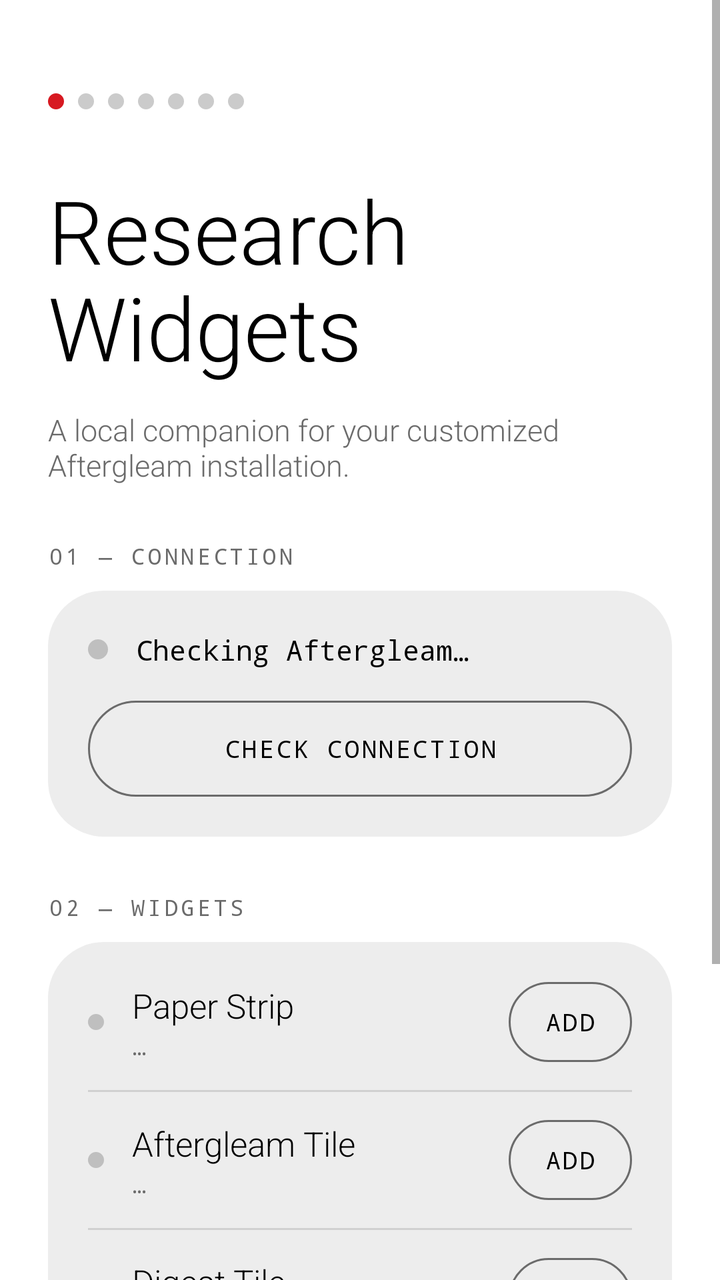
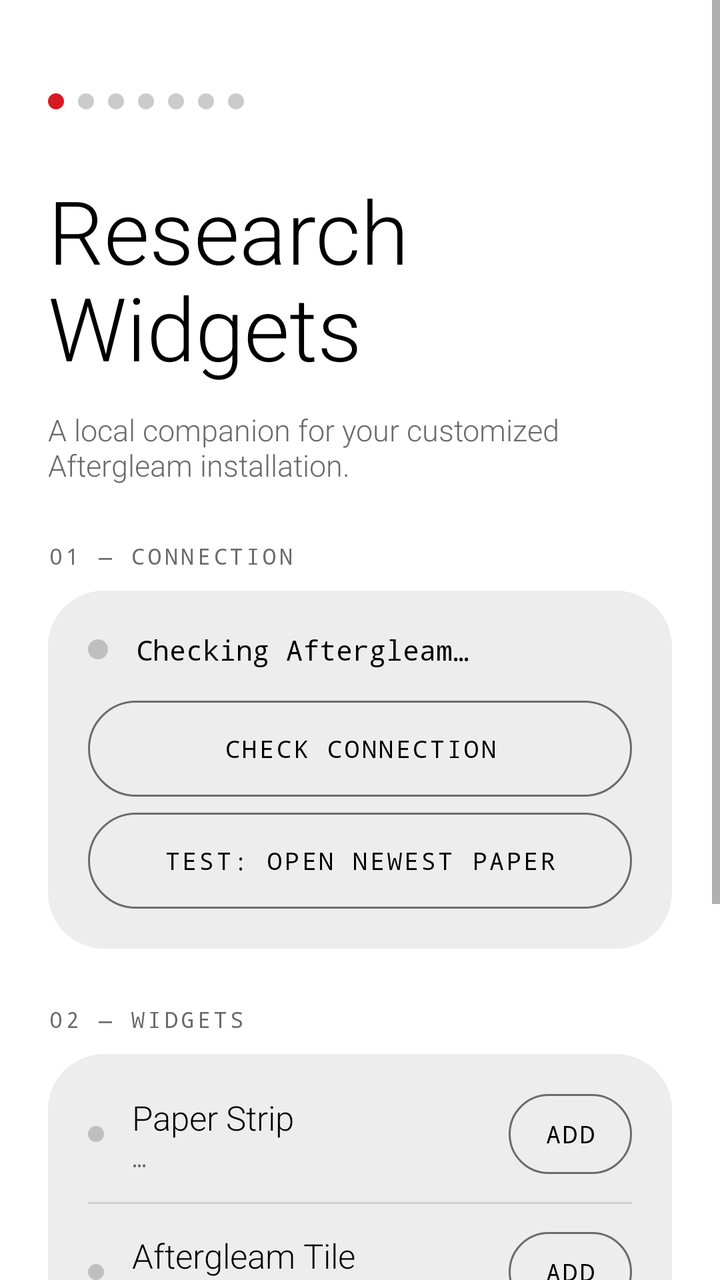

Screens rendered from an Android XML layout before and after an edit, with the pre-edit source and the edit as a unified diff.
<!-- AndroidManifest.xml: application theme Theme.ResearchWidgets -->
<!-- res/layout/activity_main.xml -->
<?xml version="1.0" encoding="utf-8"?>
<ScrollView xmlns:android="http://schemas.android.com/apk/res/android"
    android:layout_width="match_parent"
    android:layout_height="match_parent"
    android:background="@color/nothing_page"
    android:fillViewport="true">

    <LinearLayout
        android:layout_width="match_parent"
        android:layout_height="wrap_content"
        android:orientation="vertical"
        android:padding="24dp">

        <LinearLayout
            android:layout_width="match_parent"
            android:layout_height="wrap_content"
            android:layout_marginTop="20dp"
            android:gravity="center_vertical"
            android:orientation="horizontal">

            <LinearLayout
                android:layout_width="wrap_content"
                android:layout_height="wrap_content"
                android:orientation="horizontal">
                <ImageView android:layout_width="8dp" android:layout_height="8dp" android:layout_marginEnd="7dp" android:importantForAccessibility="no" android:src="@drawable/nothing_dot_red" />
                <ImageView android:layout_width="8dp" android:layout_height="8dp" android:layout_marginEnd="7dp" android:importantForAccessibility="no" android:src="@drawable/nothing_dot_off" />
                <ImageView android:layout_width="8dp" android:layout_height="8dp" android:layout_marginEnd="7dp" android:importantForAccessibility="no" android:src="@drawable/nothing_dot_off" />
                <ImageView android:layout_width="8dp" android:layout_height="8dp" android:layout_marginEnd="7dp" android:importantForAccessibility="no" android:src="@drawable/nothing_dot_off" />
                <ImageView android:layout_width="8dp" android:layout_height="8dp" android:layout_marginEnd="7dp" android:importantForAccessibility="no" android:src="@drawable/nothing_dot_off" />
                <ImageView android:layout_width="8dp" android:layout_height="8dp" android:layout_marginEnd="7dp" android:importantForAccessibility="no" android:src="@drawable/nothing_dot_off" />
                <ImageView android:layout_width="8dp" android:layout_height="8dp" android:layout_marginEnd="0dp" android:importantForAccessibility="no" android:src="@drawable/nothing_dot_off" />
            </LinearLayout>

            <TextView
                android:id="@+id/app_version"
                android:layout_width="0dp"
                android:layout_height="wrap_content"
                android:layout_weight="1"
                android:fontFamily="monospace"
                android:gravity="end"
                android:letterSpacing="0.1"
                android:textColor="@color/nothing_muted"
                android:textSize="10sp" />
        </LinearLayout>

        <TextView
            android:layout_width="match_parent"
            android:layout_height="wrap_content"
            android:layout_marginTop="28dp"
            android:fontFamily="sans-serif-light"
            android:lineSpacingMultiplier="0.95"
            android:text="Research\nWidgets"
            android:textColor="@color/nothing_ink"
            android:textSize="44sp" />

        <TextView
            android:layout_width="match_parent"
            android:layout_height="wrap_content"
            android:layout_marginTop="12dp"
            android:fontFamily="sans-serif-light"
            android:text="A local companion for your customized Aftergleam installation."
            android:textColor="@color/nothing_muted"
            android:textSize="15sp" />

        <TextView
            android:layout_width="wrap_content"
            android:layout_height="wrap_content"
            android:layout_marginTop="28dp"
            android:layout_marginBottom="10dp"
            android:fontFamily="monospace"
            android:importantForAccessibility="no"
            android:letterSpacing="0.14"
            android:text="01 — CONNECTION"
            android:textColor="@color/nothing_muted"
            android:textSize="11sp" />

        <LinearLayout
            android:layout_width="match_parent"
            android:layout_height="wrap_content"
            android:background="@drawable/nothing_card_bg"
            android:orientation="vertical"
            android:padding="20dp">

            <LinearLayout
                android:layout_width="match_parent"
                android:layout_height="wrap_content"
                android:gravity="center_vertical"
                android:orientation="horizontal">

                <ImageView
                    android:id="@+id/connection_dot"
                    android:layout_width="10dp"
                    android:layout_height="10dp"
                    android:importantForAccessibility="no"
                    android:src="@drawable/nothing_dot_off" />

                <TextView
                    android:id="@+id/connection_status"
                    android:layout_width="0dp"
                    android:layout_height="wrap_content"
                    android:layout_marginStart="14dp"
                    android:layout_weight="1"
                    android:fontFamily="monospace"
                    android:text="Checking Aftergleam…"
                    android:textColor="@color/nothing_ink"
                    android:textSize="14sp" />
            </LinearLayout>

            <Button
                android:id="@+id/check_connection"
                android:layout_width="match_parent"
                android:layout_height="48dp"
                android:layout_marginTop="16dp"
                android:background="@drawable/nothing_button_outline"
                android:fontFamily="monospace"
                android:letterSpacing="0.1"
                android:stateListAnimator="@null"
                android:text="Check connection"
                android:textColor="@color/nothing_ink"
                android:textSize="12sp" />
        </LinearLayout>

        <TextView
            android:layout_width="wrap_content"
            android:layout_height="wrap_content"
            android:layout_marginTop="28dp"
            android:layout_marginBottom="10dp"
            android:fontFamily="monospace"
            android:importantForAccessibility="no"
            android:letterSpacing="0.14"
            android:text="02 — WIDGETS"
            android:textColor="@color/nothing_muted"
            android:textSize="11sp" />

        <LinearLayout
            android:layout_width="match_parent"
            android:layout_height="wrap_content"
            android:background="@drawable/nothing_card_bg"
            android:orientation="vertical"
            android:paddingStart="20dp"
            android:paddingTop="6dp"
            android:paddingEnd="20dp"
            android:paddingBottom="20dp">

            <LinearLayout
                android:layout_width="match_parent"
                android:layout_height="wrap_content"
                android:gravity="center_vertical"
                android:orientation="horizontal"
                android:paddingTop="14dp"
                android:paddingBottom="14dp">

                <ImageView
                    android:id="@+id/strip_dot"
                    android:layout_width="8dp"
                    android:layout_height="8dp"
                    android:importantForAccessibility="no"
                    android:src="@drawable/nothing_dot_off" />

                <LinearLayout
                    android:layout_width="0dp"
                    android:layout_height="wrap_content"
                    android:layout_marginStart="14dp"
                    android:layout_weight="1"
                    android:orientation="vertical">

                    <TextView
                        android:layout_width="wrap_content"
                        android:layout_height="wrap_content"
                        android:fontFamily="sans-serif-light"
                        android:text="Paper Strip"
                        android:textColor="@color/nothing_ink"
                        android:textSize="17sp" />

                    <TextView
                        android:id="@+id/strip_count"
                        android:layout_width="wrap_content"
                        android:layout_height="wrap_content"
                        android:layout_marginTop="2dp"
                        android:fontFamily="monospace"
                        android:letterSpacing="0.08"
                        android:text="…"
                        android:textColor="@color/nothing_muted"
                        android:textSize="11sp" />
                </LinearLayout>

                <Button
                    android:id="@+id/add_strip"
                    android:layout_width="wrap_content"
                    android:layout_height="40dp"
                    android:background="@drawable/nothing_button_outline"
                    android:fontFamily="monospace"
                    android:letterSpacing="0.1"
                    android:minWidth="0dp"
                    android:paddingStart="18dp"
                    android:paddingEnd="18dp"
                    android:stateListAnimator="@null"
                    android:text="Add"
                    android:textColor="@color/nothing_ink"
                    android:textSize="12sp" />
            </LinearLayout>

            <View
                android:layout_width="match_parent"
                android:layout_height="1dp"
                android:background="@color/nothing_outline" />

            <LinearLayout
                android:layout_width="match_parent"
                android:layout_height="wrap_content"
                android:gravity="center_vertical"
                android:orientation="horizontal"
                android:paddingTop="14dp"
                android:paddingBottom="14dp">

                <ImageView
                    android:id="@+id/tile_dot"
                    android:layout_width="8dp"
                    android:layout_height="8dp"
                    android:importantForAccessibility="no"
                    android:src="@drawable/nothing_dot_off" />

                <LinearLayout
                    android:layout_width="0dp"
                    android:layout_height="wrap_content"
                    android:layout_marginStart="14dp"
                    android:layout_weight="1"
                    android:orientation="vertical">

                    <TextView
                        android:layout_width="wrap_content"
                        android:layout_height="wrap_content"
                        android:fontFamily="sans-serif-light"
                        android:text="Aftergleam Tile"
                        android:textColor="@color/nothing_ink"
                        android:textSize="17sp" />

                    <TextView
                        android:id="@+id/tile_count"
                        android:layout_width="wrap_content"
                        android:layout_height="wrap_content"
                        android:layout_marginTop="2dp"
                        android:fontFamily="monospace"
                        android:letterSpacing="0.08"
                        android:text="…"
                        android:textColor="@color/nothing_muted"
                        android:textSize="11sp" />
                </LinearLayout>

                <Button
                    android:id="@+id/add_tile"
                    android:layout_width="wrap_content"
                    android:layout_height="40dp"
                    android:background="@drawable/nothing_button_outline"
                    android:fontFamily="monospace"
                    android:letterSpacing="0.1"
                    android:minWidth="0dp"
                    android:paddingStart="18dp"
                    android:paddingEnd="18dp"
                    android:stateListAnimator="@null"
                    android:text="Add"
                    android:textColor="@color/nothing_ink"
                    android:textSize="12sp" />
            </LinearLayout>

            <View
                android:layout_width="match_parent"
                android:layout_height="1dp"
                android:background="@color/nothing_outline" />

            <LinearLayout
                android:layout_width="match_parent"
                android:layout_height="wrap_content"
                android:gravity="center_vertical"
                android:orientation="horizontal"
                android:paddingTop="14dp"
                android:paddingBottom="14dp">

                <ImageView
                    android:id="@+id/digest_dot"
                    android:layout_width="8dp"
                    android:layout_height="8dp"
                    android:importantForAccessibility="no"
                    android:src="@drawable/nothing_dot_off" />

                <LinearLayout
                    android:layout_width="0dp"
                    android:layout_height="wrap_content"
                    android:layout_marginStart="14dp"
                    android:layout_weight="1"
                    android:orientation="vertical">

                    <TextView
                        android:layout_width="wrap_content"
                        android:layout_height="wrap_content"
                        android:fontFamily="sans-serif-light"
                        android:text="Digest Tile"
                        android:textColor="@color/nothing_ink"
                        android:textSize="17sp" />

                    <TextView
                        android:id="@+id/digest_tile_count"
                        android:layout_width="wrap_content"
                        android:layout_height="wrap_content"
                        android:layout_marginTop="2dp"
                        android:fontFamily="monospace"
                        android:letterSpacing="0.08"
                        android:text="…"
                        android:textColor="@color/nothing_muted"
                        android:textSize="11sp" />
                </LinearLayout>

                <Button
                    android:id="@+id/add_digest"
                    android:layout_width="wrap_content"
                    android:layout_height="40dp"
                    android:background="@drawable/nothing_button_outline"
                    android:fontFamily="monospace"
                    android:letterSpacing="0.1"
                    android:minWidth="0dp"
                    android:paddingStart="18dp"
                    android:paddingEnd="18dp"
                    android:stateListAnimator="@null"
                    android:text="Add"
                    android:textColor="@color/nothing_ink"
                    android:textSize="12sp" />
            </LinearLayout>

            <Button
                android:id="@+id/refresh_widgets"
                android:layout_width="match_parent"
                android:layout_height="52dp"
                android:layout_marginTop="6dp"
                android:background="@drawable/nothing_button_filled"
                android:fontFamily="monospace"
                android:letterSpacing="0.1"
                android:stateListAnimator="@null"
                android:text="Refresh widgets"
                android:textColor="@color/nothing_page"
                android:textSize="13sp" />
        </LinearLayout>

        <TextView
            android:layout_width="match_parent"
            android:layout_height="wrap_content"
            android:layout_marginTop="28dp"
            android:fontFamily="monospace"
            android:letterSpacing="0.04"
            android:text="NO ACCOUNT · NO SERVER\nNO ANALYTICS · NO NETWORK\nPAPER METADATA STAYS ON THIS DEVICE"
            android:textColor="@color/nothing_muted"
            android:textSize="10sp" />
    </LinearLayout>
</ScrollView>
<!-- resources referenced by this layout -->
<resources>
  <color name="nothing_ink">#000000</color>
  <color name="nothing_muted">#6B6B6B</color>
  <color name="nothing_outline">#1F000000</color>
  <color name="nothing_page">#FFFFFF</color>
  <!-- drawable nothing_button_filled (drawable) -->
  <?xml version="1.0" encoding="utf-8"?>
  <ripple xmlns:android="http://schemas.android.com/apk/res/android" android:color="?android:colorControlHighlight">
      <item>
          <shape android:shape="rectangle">
              <solid android:color="@color/nothing_ink" />
              <corners android:radius="999dp" />
          </shape>
      </item>
      <item android:id="@android:id/mask">
          <shape android:shape="rectangle">
              <solid android:color="#FFFFFF" />
              <corners android:radius="999dp" />
          </shape>
      </item>
  </ripple>
  <!-- drawable nothing_button_outline (drawable) -->
  <?xml version="1.0" encoding="utf-8"?>
  <ripple xmlns:android="http://schemas.android.com/apk/res/android" android:color="?android:colorControlHighlight">
      <item>
          <shape android:shape="rectangle">
              <stroke android:width="1dp" android:color="@color/nothing_muted" />
              <corners android:radius="999dp" />
          </shape>
      </item>
      <item android:id="@android:id/mask">
          <shape android:shape="rectangle">
              <solid android:color="#FFFFFF" />
              <corners android:radius="999dp" />
          </shape>
      </item>
  </ripple>
  <!-- drawable nothing_card_bg (drawable) -->
  <?xml version="1.0" encoding="utf-8"?>
  <shape xmlns:android="http://schemas.android.com/apk/res/android" android:shape="rectangle">
      <solid android:color="@color/nothing_card" />
      <corners android:radius="28dp" />
  </shape>
  <!-- drawable nothing_dot_off (drawable) -->
  <?xml version="1.0" encoding="utf-8"?>
  <shape xmlns:android="http://schemas.android.com/apk/res/android" android:shape="oval">
      <solid android:color="@color/nothing_dot_idle" />
  </shape>
  <!-- drawable nothing_dot_red (drawable) -->
  <?xml version="1.0" encoding="utf-8"?>
  <shape xmlns:android="http://schemas.android.com/apk/res/android" android:shape="oval">
      <solid android:color="@color/nothing_red" />
  </shape>
  <style name="Theme.ResearchWidgets" parent="android:style/Theme.Material.Light.NoActionBar">
          <item name="android:fontFamily">sans-serif-light</item>
          <item name="android:colorAccent">@color/nothing_red</item>
          <item name="android:windowBackground">@color/nothing_page</item>
          <item name="android:textColorPrimary">@color/nothing_ink</item>
          <item name="android:windowLightStatusBar">true</item>
          <item name="android:windowLightNavigationBar">true</item>
          <item name="android:navigationBarColor">@color/nothing_page</item>
          <item name="android:statusBarColor">@color/nothing_page</item>
      </style>
  <color name="nothing_card">#EDEDED</color>
  <color name="nothing_dot_idle">#596B6B6B</color>
  <color name="nothing_red">#D71921</color>
</resources>

<!-- the commit's change to res/layout/activity_main.xml (unified diff, before → after) -->
@@ -116,6 +116,19 @@
                 android:letterSpacing="0.1"
                 android:stateListAnimator="@null"
                 android:text="Check connection"
+                android:textColor="@color/nothing_ink"
+                android:textSize="12sp" />
+
+            <Button
+                android:id="@+id/open_paper"
+                android:layout_width="match_parent"
+                android:layout_height="48dp"
+                android:layout_marginTop="8dp"
+                android:background="@drawable/nothing_button_outline"
+                android:fontFamily="monospace"
+                android:letterSpacing="0.1"
+                android:stateListAnimator="@null"
+                android:text="Test: open newest paper"
                 android:textColor="@color/nothing_ink"
                 android:textSize="12sp" />
         </LinearLayout>
